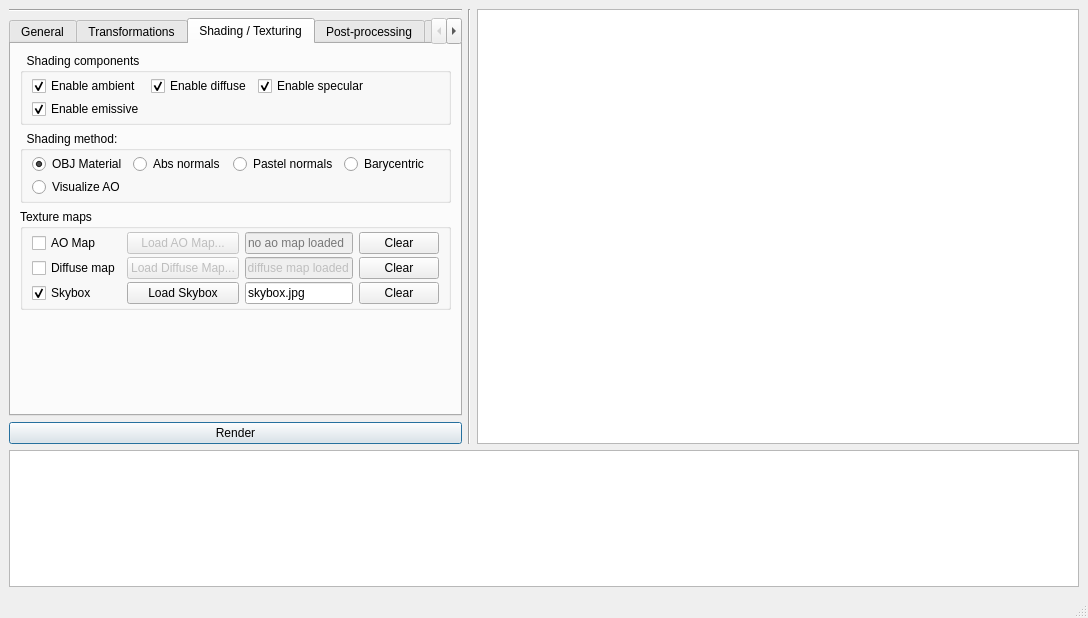
TomClabault/RayTracerCPP, file tp2/projets/QT/mainwindow.ui: the form before one commit.
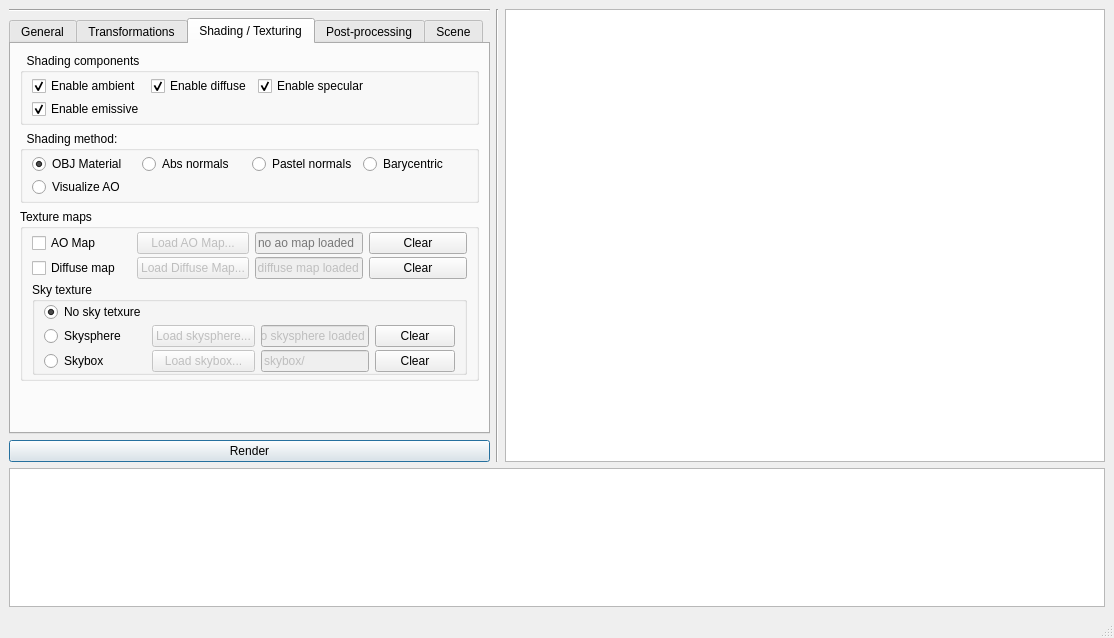
The form after the commit. The open tabs and pages were chosen to show the change.

The edit to the form file:
```diff
--- a/tp2/projets/QT/mainwindow.ui
+++ b/tp2/projets/QT/mainwindow.ui
@@ -6,8 +6,8 @@
    <rect>
     <x>0</x>
     <y>0</y>
-    <width>1088</width>
-    <height>618</height>
+    <width>1112</width>
+    <height>638</height>
    </rect>
   </property>
   <property name="windowTitle">
@@ -53,7 +53,7 @@
            <enum>QTabWidget::Rounded</enum>
           </property>
           <property name="currentIndex">
-           <number>4</number>
+           <number>2</number>
           </property>
           <property name="elideMode">
            <enum>Qt::ElideNone</enum>
@@ -839,18 +839,14 @@
                <property name="verticalSpacing">
                 <number>3</number>
                </property>
-               <item row="0" column="1">
-                <widget class="QPushButton" name="load_ao_map_button">
-                 <property name="enabled">
-                  <bool>false</bool>
+               <item row="1" column="3">
+                <widget class="QPushButton" name="clear_diffuse_map_button">
+                 <property name="sizePolicy">
+                  <sizepolicy hsizetype="Minimum" vsizetype="Fixed">
+                   <horstretch>0</horstretch>
+                   <verstretch>0</verstretch>
+                  </sizepolicy>
                  </property>
-                 <property name="text">
-                  <string>Load AO Map...</string>
-                 </property>
-                </widget>
-               </item>
-               <item row="0" column="3">
-                <widget class="QPushButton" name="clear_ao_map_button">
                  <property name="text">
                   <string>Clear</string>
                  </property>
@@ -869,25 +865,24 @@
                  </property>
                 </widget>
                </item>
-               <item row="1" column="3">
-                <widget class="QPushButton" name="clear_diffuse_map_button">
-                 <property name="text">
-                  <string>Clear</string>
-                 </property>
-                </widget>
-               </item>
                <item row="1" column="1">
                 <widget class="QPushButton" name="load_diffuse_map_button">
                  <property name="enabled">
                   <bool>false</bool>
                  </property>
+                 <property name="sizePolicy">
+                  <sizepolicy hsizetype="Minimum" vsizetype="Fixed">
+                   <horstretch>0</horstretch>
+                   <verstretch>0</verstretch>
+                  </sizepolicy>
+                 </property>
                  <property name="text">
                   <string>Load Diffuse Map...</string>
                  </property>
                 </widget>
                </item>
                <item row="0" column="2">
-                <widget class="QLineEdit" name="ao_map_edit">
+                <widget class="QLineEdit" name="ao_map_loaded_edit">
                  <property name="enabled">
                   <bool>false</bool>
                  </property>
@@ -905,61 +900,230 @@
                  </property>
                 </widget>
                </item>
+               <item row="0" column="1">
+                <widget class="QPushButton" name="load_ao_map_button">
+                 <property name="enabled">
+                  <bool>false</bool>
+                 </property>
+                 <property name="sizePolicy">
+                  <sizepolicy hsizetype="Minimum" vsizetype="Fixed">
+                   <horstretch>0</horstretch>
+                   <verstretch>0</verstretch>
+                  </sizepolicy>
+                 </property>
+                 <property name="text">
+                  <string>Load AO Map...</string>
+                 </property>
+                </widget>
+               </item>
+               <item row="1" column="2">
+                <widget class="QLineEdit" name="diffuse_map_loaded_edit">
+                 <property name="enabled">
+                  <bool>false</bool>
+                 </property>
+                 <property name="sizePolicy">
+                  <sizepolicy hsizetype="Minimum" vsizetype="Fixed">
+                   <horstretch>0</horstretch>
+                   <verstretch>0</verstretch>
+                  </sizepolicy>
+                 </property>
+                 <property name="text">
+                  <string>no diffuse map loaded</string>
+                 </property>
+                 <property name="readOnly">
+                  <bool>true</bool>
+                 </property>
+                </widget>
+               </item>
                <item row="1" column="0">
                 <widget class="QCheckBox" name="diffuse_map_check_box">
+                 <property name="sizePolicy">
+                  <sizepolicy hsizetype="Minimum" vsizetype="Fixed">
+                   <horstretch>0</horstretch>
+                   <verstretch>0</verstretch>
+                  </sizepolicy>
+                 </property>
                  <property name="text">
                   <string>Diffuse map</string>
                  </property>
                 </widget>
                </item>
-               <item row="1" column="2">
-                <widget class="QLineEdit" name="diffuse_map_edit">
+               <item row="0" column="3">
+                <widget class="QPushButton" name="clear_ao_map_button">
+                 <property name="sizePolicy">
+                  <sizepolicy hsizetype="Minimum" vsizetype="Fixed">
+                   <horstretch>0</horstretch>
+                   <verstretch>0</verstretch>
+                  </sizepolicy>
+                 </property>
+                 <property name="text">
+                  <string>Clear</string>
+                 </property>
+                </widget>
+               </item>
+               <item row="5" column="0" colspan="4">
+                <widget class="QGroupBox" name="groupBox_2">
+                 <property name="title">
+                  <string>Sky texture</string>
+                 </property>
+                 <layout class="QGridLayout" name="gridLayout_16">
+                  <property name="topMargin">
+                   <number>0</number>
+                  </property>
+                  <property name="bottomMargin">
+                   <number>0</number>
+                  </property>
+                  <property name="horizontalSpacing">
+                   <number>6</number>
+                  </property>
+                  <property name="verticalSpacing">
+                   <number>3</number>
+                  </property>
+                  <item row="2" column="2">
+                   <widget class="QLineEdit" name="skybox_loaded_edit">
                  <property name="enabled">
                   <bool>false</bool>
                  </property>
+                    <property name="sizePolicy">
+                     <sizepolicy hsizetype="Minimum" vsizetype="Fixed">
+                      <horstretch>0</horstretch>
+                      <verstretch>0</verstretch>
+                     </sizepolicy>
+                    </property>
                  <property name="text">
-                  <string>no diffuse map loaded</string>
+                     <string>skybox/</string>
                  </property>
                  <property name="readOnly">
                   <bool>true</bool>
                  </property>
                 </widget>
                </item>
-               <item row="2" column="0">
-                <widget class="QCheckBox" name="skybox_checkbox">
+                  <item row="1" column="0">
+                   <widget class="QRadioButton" name="skysphere_radio_button">
+                    <property name="sizePolicy">
+                     <sizepolicy hsizetype="Minimum" vsizetype="Fixed">
+                      <horstretch>0</horstretch>
+                      <verstretch>0</verstretch>
+                     </sizepolicy>
+                    </property>
                  <property name="text">
-                  <string>Skybox</string>
+                     <string>Skysphere</string>
                  </property>
                  <property name="checked">
+                     <bool>false</bool>
+                    </property>
+                   </widget>
+                  </item>
+                  <item row="1" column="2">
+                   <widget class="QLineEdit" name="skysphere_loaded_edit">
+                    <property name="enabled">
+                     <bool>false</bool>
+                    </property>
+                    <property name="sizePolicy">
+                     <sizepolicy hsizetype="Minimum" vsizetype="Fixed">
+                      <horstretch>0</horstretch>
+                      <verstretch>0</verstretch>
+                     </sizepolicy>
+                    </property>
+                    <property name="text">
+                     <string>no skysphere loaded</string>
+                    </property>
+                    <property name="readOnly">
                   <bool>true</bool>
                  </property>
                 </widget>
                </item>
                <item row="2" column="1">
                 <widget class="QPushButton" name="load_skybox_button">
+                    <property name="enabled">
+                     <bool>false</bool>
+                    </property>
+                    <property name="sizePolicy">
+                     <sizepolicy hsizetype="Minimum" vsizetype="Fixed">
+                      <horstretch>0</horstretch>
+                      <verstretch>0</verstretch>
+                     </sizepolicy>
+                    </property>
                  <property name="text">
-                  <string>Load Skybox</string>
+                     <string>Load skybox...</string>
                  </property>
                 </widget>
                </item>
-               <item row="2" column="2">
-                <widget class="QLineEdit" name="skybox_loaded">
-                 <property name="enabled">
-                  <bool>true</bool>
+                  <item row="2" column="0">
+                   <widget class="QRadioButton" name="skybox_radio_button">
+                    <property name="sizePolicy">
+                     <sizepolicy hsizetype="Minimum" vsizetype="Fixed">
+                      <horstretch>0</horstretch>
+                      <verstretch>0</verstretch>
+                     </sizepolicy>
                  </property>
                  <property name="text">
-                  <string>skybox.jpg</string>
-                 </property>
-                 <property name="readOnly">
-                  <bool>true</bool>
+                     <string>Skybox</string>
+                    </property>
+                    <property name="checked">
+                     <bool>false</bool>
+                    </property>
+                   </widget>
+                  </item>
+                  <item row="1" column="3">
+                   <widget class="QPushButton" name="clear_skysphere_button">
+                    <property name="sizePolicy">
+                     <sizepolicy hsizetype="Minimum" vsizetype="Fixed">
+                      <horstretch>0</horstretch>
+                      <verstretch>0</verstretch>
+                     </sizepolicy>
+                    </property>
+                    <property name="text">
+                     <string>Clear</string>
+                    </property>
+                   </widget>
+                  </item>
+                  <item row="1" column="1">
+                   <widget class="QPushButton" name="load_skysphere_button">
+                    <property name="enabled">
+                     <bool>false</bool>
+                    </property>
+                    <property name="sizePolicy">
+                     <sizepolicy hsizetype="Minimum" vsizetype="Fixed">
+                      <horstretch>0</horstretch>
+                      <verstretch>0</verstretch>
+                     </sizepolicy>
+                    </property>
+                    <property name="text">
+                     <string>Load skysphere...</string>
                  </property>
                 </widget>
                </item>
                <item row="2" column="3">
-                <widget class="QPushButton" name="clear_skybox">
+                   <widget class="QPushButton" name="clear_skybox_button">
+                    <property name="sizePolicy">
+                     <sizepolicy hsizetype="Minimum" vsizetype="Fixed">
+                      <horstretch>0</horstretch>
+                      <verstretch>0</verstretch>
+                     </sizepolicy>
+                    </property>
                  <property name="text">
                   <string>Clear</string>
                  </property>
+                   </widget>
+                  </item>
+                  <item row="0" column="0">
+                   <widget class="QRadioButton" name="no_sky_texture_button">
+                    <property name="sizePolicy">
+                     <sizepolicy hsizetype="Minimum" vsizetype="Fixed">
+                      <horstretch>0</horstretch>
+                      <verstretch>0</verstretch>
+                     </sizepolicy>
+                    </property>
+                    <property name="text">
+                     <string>No sky tetxure</string>
+                    </property>
+                    <property name="checked">
+                     <bool>true</bool>
+                    </property>
+                   </widget>
+                  </item>
+                 </layout>
                 </widget>
                </item>
               </layout>
@@ -1225,8 +1389,8 @@
                 <rect>
                  <x>0</x>
                  <y>0</y>
-                 <width>427</width>
-                 <height>219</height>
+                 <width>451</width>
+                 <height>239</height>
                 </rect>
                </property>
                <layout class="QGridLayout" name="gridLayout_15">
@@ -1507,7 +1671,7 @@
     <rect>
      <x>0</x>
      <y>0</y>
-     <width>1088</width>
+     <width>1112</width>
      <height>21</height>
     </rect>
    </property>
```
Lines whose indentation alone changed are shown as unchanged.
